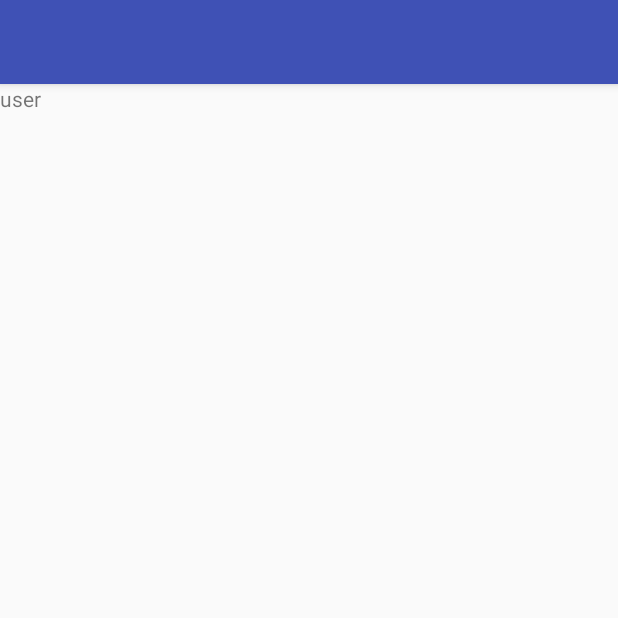
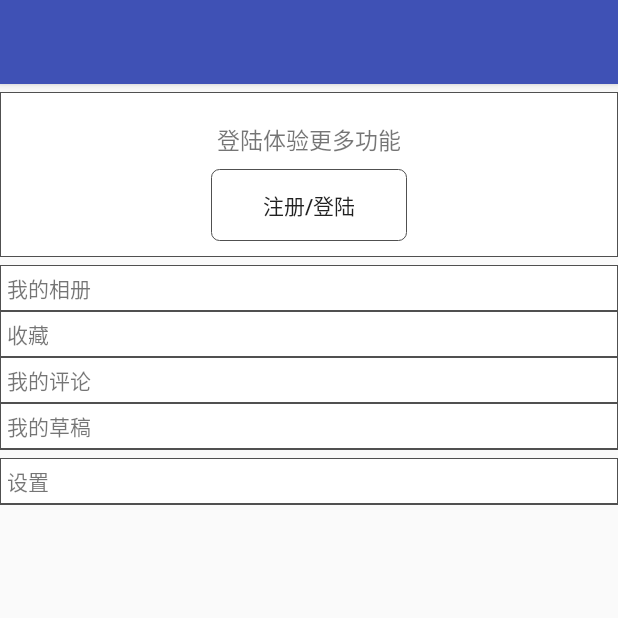
Before and after one commit to SE-Project-Group/Android_App, an Android app: the fragment UserFragment shown on its own in the app's theme, on a phone screen of 412 x 824 dp, the top half of it. Run offline under Robolectric (Android 15) with nearby library versions, the light colour scheme and no system bars.

Commit message:
user_page and logIn page

```diff
--- a/Android_App/app/src/main/java/com/example/android/android_app/fragment/UserFragment.java
+++ b/Android_App/app/src/main/java/com/example/android/android_app/fragment/UserFragment.java
@@ -20,4 +20,5 @@ public class UserFragment extends Fragment {
         View view = inflater.inflate(R.layout.user_fragment, container, false);
         return view;
     }
+
 }
--- /dev/null
+++ b/Android_App/app/src/main/res/drawable/btn_style.xml
@@ -0,0 +1,23 @@
+<?xml version="1.0" encoding="utf-8"?>
+<layer-list xmlns:android="http://schemas.android.com/apk/res/android" >
+    <item>
+        <shape
+            xmlns:android="http://schemas.android.com/apk/res/android"
+            android:shape="rectangle">
+            <solid
+                android:color="#00000000"/>
+            <corners
+                android:bottomRightRadius="5dip"
+                android:bottomLeftRadius="5dip"
+                android:topLeftRadius="5dip"
+                android:topRightRadius="5dip"/>
+            <stroke
+                android:width="0.5px"
+                android:color="#505050"/>
+            <padding
+                android:left="35dp"
+                android:right="35dp"/>
+
+        </shape>
+    </item>
+</layer-list>
--- /dev/null
+++ b/Android_App/app/src/main/res/drawable/edittext_bg.xml
@@ -0,0 +1,5 @@
+<?xml version="1.0" encoding="UTF-8"?>
+<selector xmlns:android="http://schemas.android.com/apk/res/android">
+    <item android:state_window_focused="false" android:drawable="@drawable/edittext_bg_normal" />
+    <item android:state_focused="true" android:drawable="@drawable/edittext_bg_focused" />
+</selector>
--- /dev/null
+++ b/Android_App/app/src/main/res/drawable/layout_style.xml
@@ -0,0 +1,19 @@
+<?xml version="1.0" encoding="utf-8"?>
+<layer-list xmlns:android="http://schemas.android.com/apk/res/android" >
+    <item>
+<shape xmlns:android="http://schemas.android.com/apk/res/android" >
+
+        <solid android:color="#FFFFFF" />
+
+        <stroke
+            android:width="0.5dp"
+            android:color="#505050" />
+
+        <padding
+            android:bottom="1dp"
+            android:left="0.5dp"
+            android:right="0.5dp"
+            android:top="0dp" />
+</shape>
+    </item>
+</layer-list>
--- /dev/null
+++ b/Android_App/app/src/main/res/drawable/menu_item.xml
@@ -0,0 +1,15 @@
+<?xml version="1.0" encoding="utf-8"?>
+<shape xmlns:android="http://schemas.android.com/apk/res/android" >
+
+    <solid android:color="#FFFFFF" />
+
+    <stroke
+        android:width="0.5dp"
+        android:color="#505050" />
+
+    <padding
+        android:bottom="5dp"
+        android:left="5dp"
+        android:right="5dp"
+        android:top="5dp" />
+</shape>
--- a/Android_App/app/src/main/res/layout/user_fragment.xml
+++ b/Android_App/app/src/main/res/layout/user_fragment.xml
@@ -3,9 +3,107 @@
     android:orientation="vertical" android:layout_width="match_parent"
     android:layout_height="match_parent">
 
+<LinearLayout
+    android:layout_width="match_parent"
+    android:layout_height="110dp"
+    android:orientation="vertical"
+    android:background="@drawable/layout_style"
+    android:layout_marginTop="5dp">
+
     <TextView
         android:layout_width="wrap_content"
         android:layout_height="wrap_content"
-        android:text="user"/>
+        android:text="登陆体验更多功能"
+        android:layout_gravity="center"
+        android:layout_marginTop="20dp"
+        android:textSize="15dp"
+        />
+    <Button
+        android:layout_width="wrap_content"
+        android:layout_height="wrap_content"
+        android:id="@+id/sign_btn"
+        android:text="注册/登陆"
+        android:layout_gravity="center"
+        android:layout_marginTop="8dp"
+        android:background="@drawable/btn_style"/>
+</LinearLayout>
+
+    <LinearLayout
+        android:layout_width="match_parent"
+        android:layout_height="wrap_content"
+        android:layout_marginTop="5dp"
+        android:background="@drawable/layout_style"
+        android:orientation="vertical">
+
+        <LinearLayout
+            android:layout_width="match_parent"
+            android:layout_height="wrap_content"
+            android:background="@drawable/menu_item"
+            android:orientation="horizontal">
+            <TextView
+                android:layout_width="wrap_content"
+                android:layout_height="wrap_content"
+                android:text="我的相册"/>
+
+        </LinearLayout>
+        <LinearLayout
+            android:layout_width="match_parent"
+            android:layout_height="wrap_content"
+            android:background="@drawable/menu_item"
+            android:orientation="horizontal">
+            <TextView
+                android:layout_width="wrap_content"
+                android:layout_height="wrap_content"
+                android:text="收藏"/>
+
+        </LinearLayout>
+        <LinearLayout
+            android:layout_width="match_parent"
+            android:layout_height="wrap_content"
+            android:background="@drawable/menu_item"
+            android:orientation="horizontal">
+            <TextView
+                android:layout_width="wrap_content"
+                android:layout_height="wrap_content"
+                android:text="我的评论"/>
+
+        </LinearLayout>
+        <LinearLayout
+            android:layout_width="match_parent"
+            android:layout_height="wrap_content"
+            android:background="@drawable/menu_item"
+            android:orientation="horizontal">
+            <TextView
+                android:layout_width="wrap_content"
+                android:layout_height="wrap_content"
+                android:text="我的草稿"/>
+
+        </LinearLayout>
+    </LinearLayout>
+
+    <LinearLayout
+        android:layout_width="match_parent"
+        android:layout_height="wrap_content"
+        android:layout_marginTop="5dp"
+        android:background="@drawable/layout_style"
+        android:orientation="vertical">
+
+        <LinearLayout
+            android:layout_width="match_parent"
+            android:layout_height="wrap_content"
+            android:background="@drawable/menu_item"
+            android:orientation="horizontal">
+
+            <TextView
+                android:layout_width="wrap_content"
+                android:layout_height="wrap_content"
+                android:text="设置"/>
+
+        </LinearLayout>
+
+
+    </LinearLayout>
+
+
 
 </LinearLayout>
```
Also changed, not shown: Android_App/app/src/main/AndroidManifest.xml (+7 -6 lines), Android_App/app/src/main/java/com/example/android/android_app/HomeActivity.java (+16 -1 lines), Android_App/app/src/main/res/drawable/edittext_bg_focused.xml (added, +8 -0 lines), Android_App/app/src/main/res/drawable/edittext_bg_normal.xml (added, +8 -0 lines), Android_App/app/src/main/res/layout/activity_log_in.xml (+20 -38 lines).
